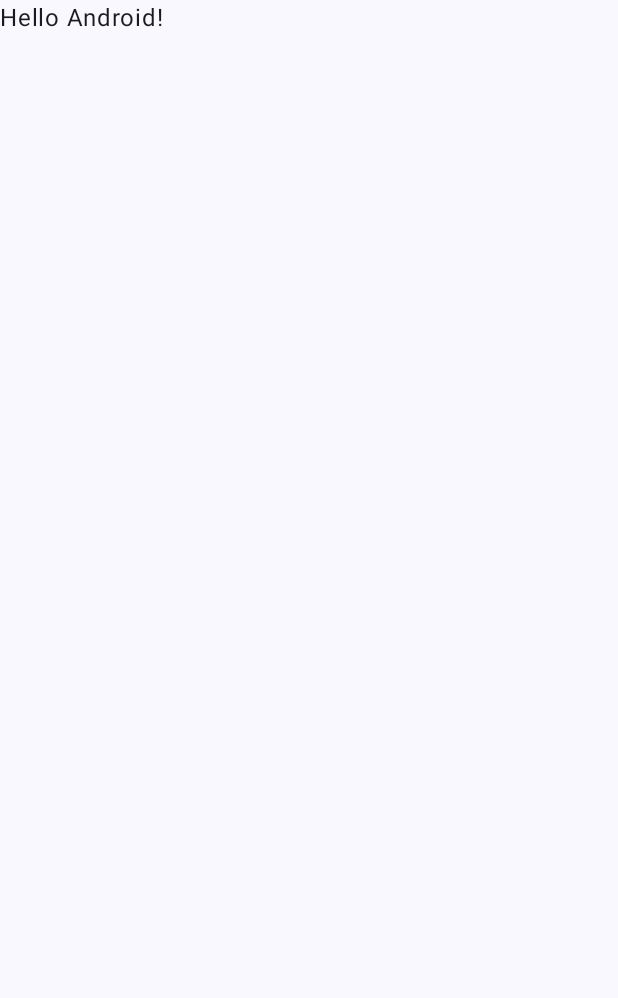
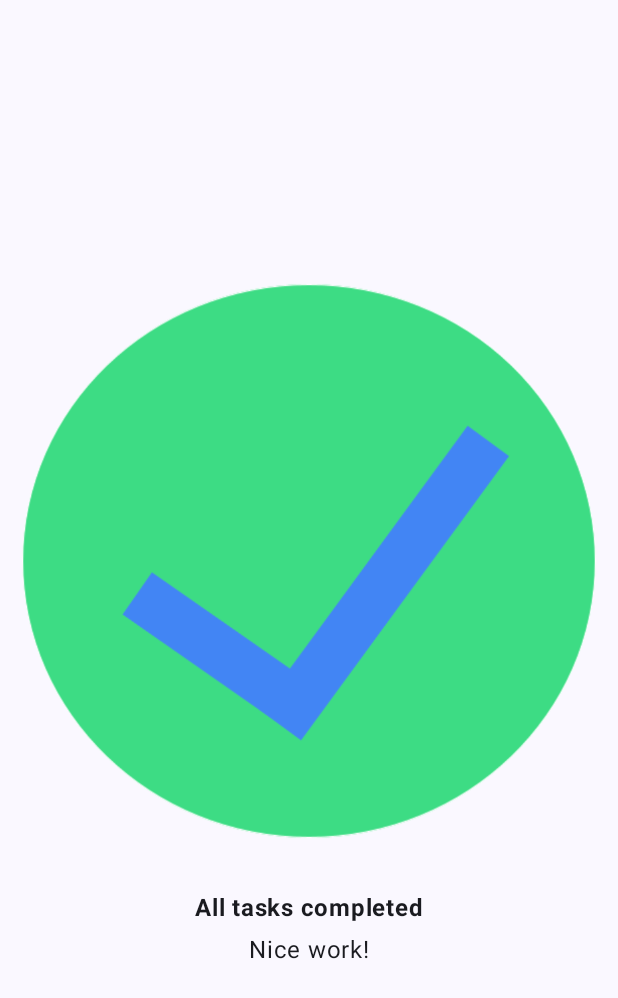
Before and after one commit to librarywon/Codelab_Compose, an Android app built with Jetpack Compose: the screen it shows after launch (MainActivity), on a phone screen of 412 x 824 dp. Before the commit the part shown is almost empty. Shown: the top 998 px of the screen. Run offline under Robolectric (Android 15) with nearby library versions, the phone set to English and light mode, and no system bars.

Commit message:
Task Manager done

```diff
--- a/TaskManager/app/src/main/java/com/librarywon/taskmanager/MainActivity.kt
+++ b/TaskManager/app/src/main/java/com/librarywon/taskmanager/MainActivity.kt
@@ -3,13 +3,23 @@ package com.librarywon.taskmanager
 import android.os.Bundle
 import androidx.activity.ComponentActivity
 import androidx.activity.compose.setContent
+import androidx.compose.foundation.Image
+import androidx.compose.foundation.layout.Arrangement
+import androidx.compose.foundation.layout.Column
 import androidx.compose.foundation.layout.fillMaxSize
+import androidx.compose.foundation.layout.padding
 import androidx.compose.material3.MaterialTheme
 import androidx.compose.material3.Surface
 import androidx.compose.material3.Text
 import androidx.compose.runtime.Composable
+import androidx.compose.ui.Alignment
 import androidx.compose.ui.Modifier
+import androidx.compose.ui.graphics.painter.Painter
+import androidx.compose.ui.res.painterResource
+import androidx.compose.ui.text.font.FontWeight
 import androidx.compose.ui.tooling.preview.Preview
+import androidx.compose.ui.unit.dp
+import androidx.compose.ui.unit.sp
 import com.librarywon.taskmanager.ui.theme.TaskManagerTheme
 
 class MainActivity : ComponentActivity() {
@@ -22,7 +32,11 @@ class MainActivity : ComponentActivity() {
                     modifier = Modifier.fillMaxSize(),
                     color = MaterialTheme.colorScheme.background
                 ) {
-                    Greeting("Android")
+                    Greeting(
+                        painterResource(id = R.drawable.ic_task_completed),
+                        getString(R.string.text1),
+                        getString(R.string.text2)
+                    )
                 }
             }
         }
@@ -30,17 +44,34 @@ class MainActivity : ComponentActivity() {
 }
 
 @Composable
-fun Greeting(name: String, modifier: Modifier = Modifier) {
-    Text(
-        text = "Hello $name!",
-        modifier = modifier
-    )
+fun Greeting(painter: Painter, text1: String, text2: String, modifier: Modifier = Modifier) {
+    Column(
+        verticalArrangement = Arrangement.Center,
+        horizontalAlignment = Alignment.CenterHorizontally,
+    ) {
+        Image(painter = painter, contentDescription = null)
+        Text(
+            text = text1,
+            fontWeight = FontWeight.Bold,
+            modifier = modifier
+                .padding(top = 24.dp, bottom = 4.dp)
+        )
+        Text(
+            text = text2,
+            fontSize = 16.sp
+        )
+    }
+
 }
 
 @Preview(showBackground = true)
 @Composable
 fun GreetingPreview() {
     TaskManagerTheme {
-        Greeting("Android")
+        Greeting(
+            painterResource(id = R.drawable.ic_task_completed),
+            "Task Completed",
+            "You have completed 1 task today"
+        )
     }
 }
--- a/TaskManager/app/src/main/res/values/strings.xml
+++ b/TaskManager/app/src/main/res/values/strings.xml
@@ -1,3 +1,5 @@
 <resources>
     <string name="app_name">Task Manager</string>
+    <string name="text1">All tasks completed</string>
+    <string name="text2">Nice work!</string>
 </resources>
```
Also changed, not shown: TaskManager/app/src/main/res/drawable/ic_task_completed.png (added).
